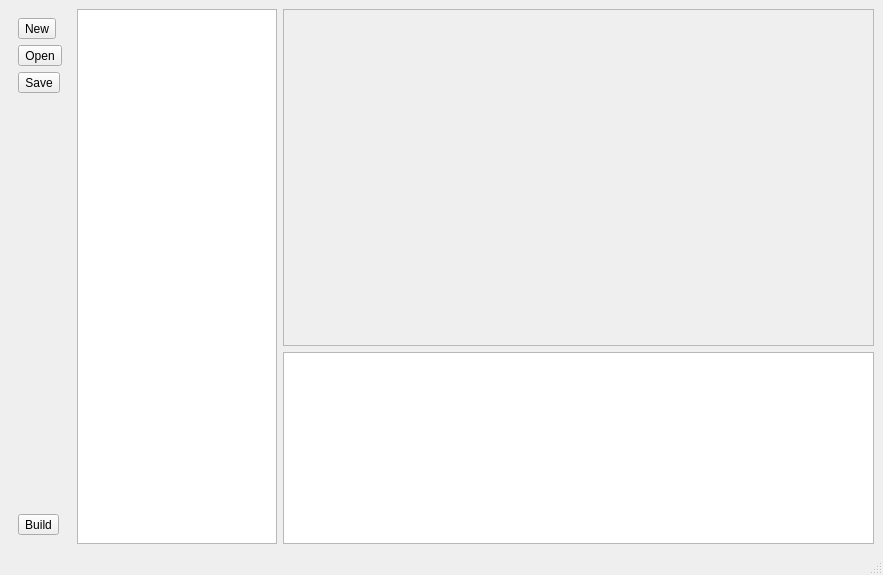
The window that ui/sdkwin.ui (samstyle/Xpeccy) describes before a commit, drawn with Qt 5.
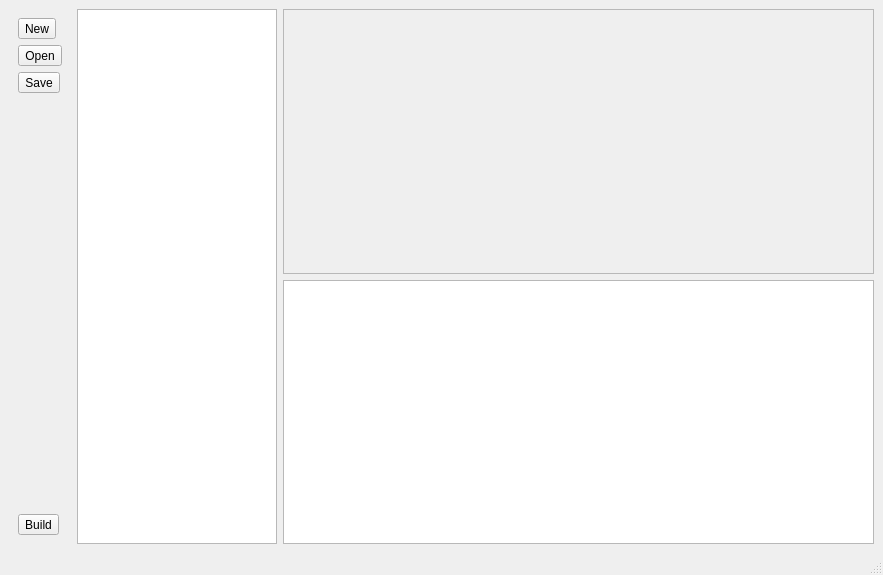
The same window after the commit. Icons and pictures are not drawn.

```diff
--- a/ui/sdkwin.ui
+++ b/ui/sdkwin.ui
@@ -104,17 +104,12 @@
      </widget>
     </item>
     <item>
-     <layout class="QVBoxLayout" name="verticalLayout" stretch="10,0">
+     <layout class="QVBoxLayout" name="verticalLayout" stretch="0,0">
       <item>
-       <widget class="QPlainTextEdit" name="docedit">
+       <widget class="QTextEdit" name="docedit">
         <property name="enabled">
          <bool>false</bool>
         </property>
-        <property name="font">
-         <font>
-          <family>DejaVu Sans Mono</family>
-         </font>
-        </property>
        </widget>
       </item>
       <item>
```
